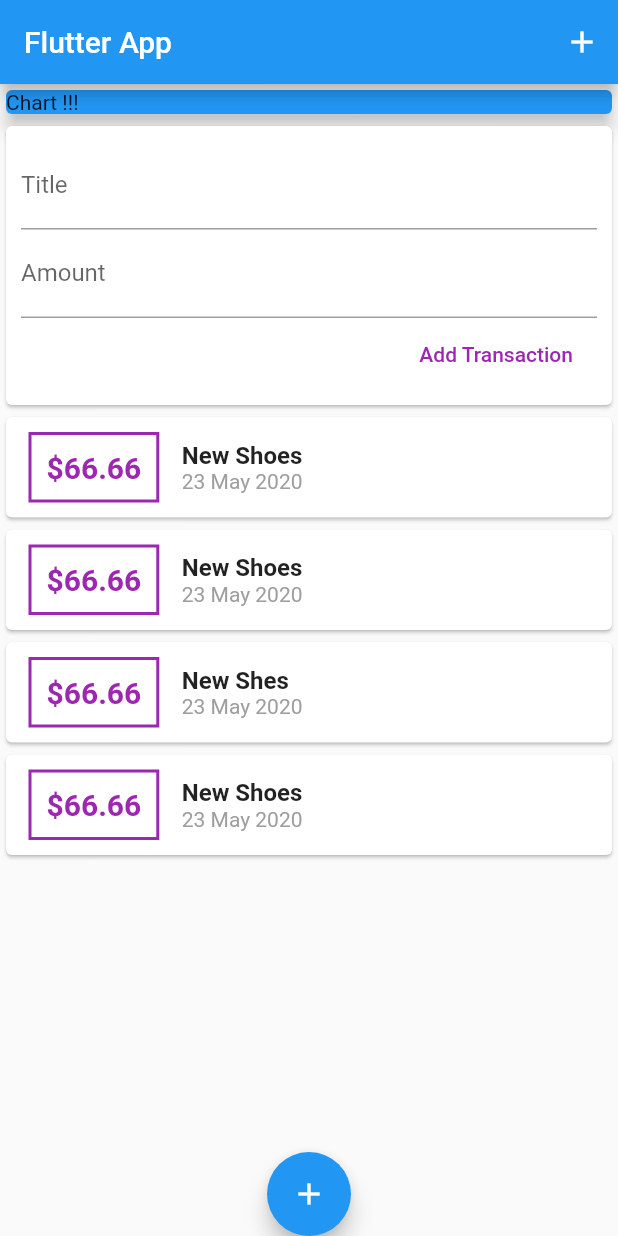
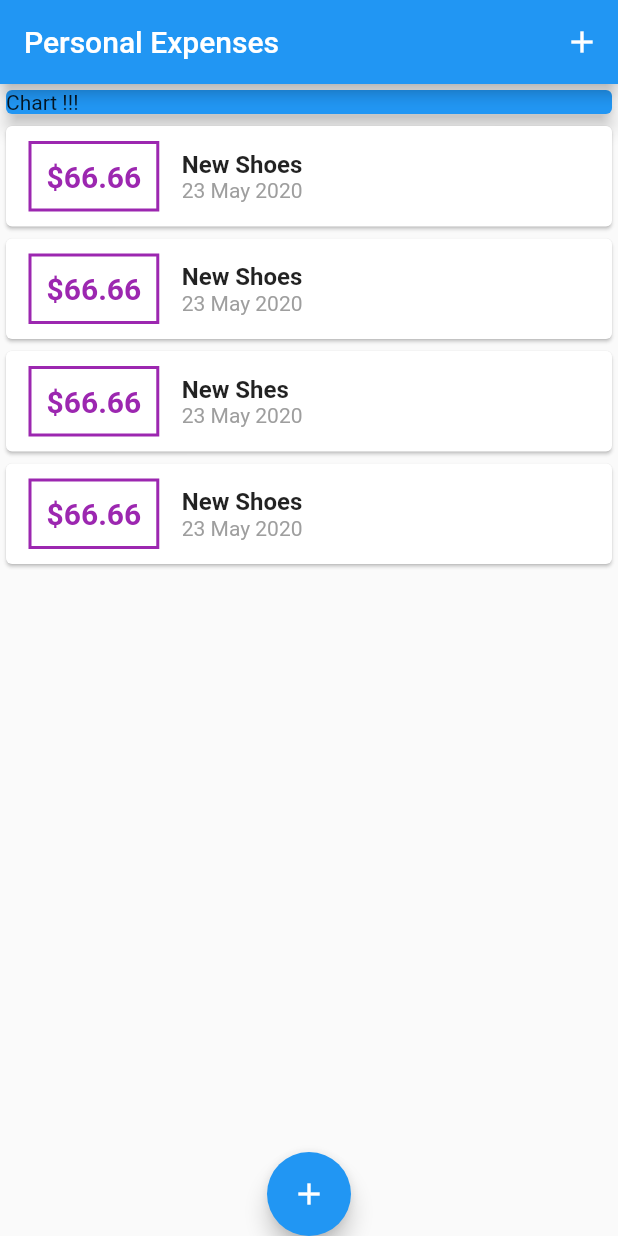
Before and after one commit to ARUNMOHAN9/mock-expense-app-flutter, a Flutter app: the screen it shows after launch, on a phone screen of 412 x 824 dp. Run offline on Flutter 3.47's test engine with Material 2 defaults, Android fonts, the phone set to English and light mode, and no system bars.

```diff
--- a/lib/main.dart
+++ b/lib/main.dart
@@ -1,29 +1,120 @@
 import 'package:flutter/material.dart';
+import './widgets/new_transaction.dart';
+import './widgets/transaction_list.dart';
 
-import 'widgets/transaction_home.dart';
-
+import 'models/transaction.dart';
 void main() => runApp(MyApp());
 
 class MyApp extends StatelessWidget {
   @override
   Widget build(BuildContext context) {
     return MaterialApp(
-      title: 'Flutter App',
+      title: 'Personal Expenses',
       home: MyHomePage(),
     );
   }
 }
 
-class MyHomePage extends StatelessWidget {
+class MyHomePage extends StatefulWidget {
+
+
+  @override
+  _MyHomePageState createState() => _MyHomePageState();
+}
+
+class _MyHomePageState extends State<MyHomePage> {
+
+    final List<Transaction> _userTransactions = [
+    Transaction(
+      id: '121',
+      amount: 66.66,
+      title: 'New Shoes',
+      date: DateTime.now(),
+    ),
+    Transaction(
+      id: '121',
+      amount: 66.66,
+      title: 'New Shoes',
+      date: DateTime.now(),
+    ),
+    Transaction(
+      id: '121',
+      amount: 66.66,
+      title: 'New Shes',
+      date: DateTime.now(),
+    ),
+    Transaction(
+      id: '121',
+      amount: 66.66,
+      title: 'New Shoes',
+      date: DateTime.now(),
+    ),
+    Transaction(
+      id: '121',
+      amount: 66.66,
+      title: 'New Shoes',
+      date: DateTime.now(),
+    ),
+    Transaction(
+      id: '121',
+      amount: 66.66,
+      title: 'New Shoes',
+      date: DateTime.now(),
+    ),
+    Transaction(
+      id: '121',
+      amount: 66.66,
+      title: 'New Shoes',
+      date: DateTime.now(),
+    ),
+    Transaction(
+      id: '121',
+      amount: 66.66,
+      title: 'New Shoes',
+      date: DateTime.now(),
+    ),
+    Transaction(
+      id: '121',
+      amount: 66.66,
+      title: 'New Shoes',
+      date: DateTime.now(),
+    ),
+    Transaction(
+      id: '135',
+      amount: 55.66,
+      title: 'New Shirt',
+      date: DateTime.now(),
+    ),
+  ];
+
+  void _addTransaction(String title, double amount) {
+    print('hit');
+    final obj = new Transaction(
+        id: DateTime.now().toString(),
+        title: title,
+        amount: amount,
+        date: DateTime.now());
+
+    setState(() {
+      _userTransactions.add(obj);
+    });
+  }
+
+  void _startAddNewTxn(BuildContext ctx) {
+    showModalBottomSheet(context: ctx, builder: (_) {
+      return NewTransaction(_addTransaction);
+    });
+  }
+
   @override
   Widget build(BuildContext context) {
     return Scaffold(
       appBar: AppBar(
-        title: Text('Flutter App'),
+        title: Text('Personal Expenses'),
         actions: <Widget>[
           IconButton(
             icon: Icon(Icons.add),
-            onPressed: () {},
+            onPressed: () => _startAddNewTxn(context),
           )
         ],
       ),
@@ -39,11 +130,11 @@ class MyHomePage extends StatelessWidget {
               elevation: 5,
             ),
           ),
-          TransactionHome(),
+         TransactionList(_userTransactions),
         ],
       ),
       floatingActionButton:
-          FloatingActionButton(child: Icon(Icons.add), onPressed: () {}),
+          FloatingActionButton(child: Icon(Icons.add), onPressed: () => _startAddNewTxn(context),),
       floatingActionButtonLocation: FloatingActionButtonLocation.centerDocked,
     );
   }
--- a/lib/widgets/new_transaction.dart
+++ b/lib/widgets/new_transaction.dart
@@ -1,12 +1,18 @@
 import 'package:flutter/material.dart';
-import 'package:intl/intl.dart';
 
-class NewTransaction extends StatelessWidget {
+class NewTransaction extends StatefulWidget {
   final Function newTxn;
-  final titleInput = new TextEditingController();
-  final amountInput = new TextEditingController();
 
   NewTransaction(this.newTxn);
+
+  @override
+  _NewTransactionState createState() => _NewTransactionState();
+}
+
+class _NewTransactionState extends State<NewTransaction> {
+  final titleInput = new TextEditingController();
+
+  final amountInput = new TextEditingController();
 
   void submitTxn() {
     final text = titleInput.text;
@@ -15,7 +21,9 @@ class NewTransaction extends StatelessWidget {
     if (text.isEmpty || amount < 0) {
       return;
     }
-    newTxn(text, amount);
+    widget.newTxn(text, amount);
+
+    Navigator.of(context).pop();
   }
 
   @override
--- a/lib/widgets/transaction_home.dart
+++ b/lib/widgets/transaction_home.dart
@@ -1,9 +1,6 @@
 import 'package:flutter/material.dart';
 
-import '../models/transaction.dart';
 
-import 'new_transaction.dart';
-import 'transaction_list.dart';
 
 class TransactionHome extends StatefulWidget {
   @override
@@ -11,88 +8,13 @@ class TransactionHome extends StatefulWidget {
 }
 
 class _TransactionHomeState extends State<TransactionHome> {
-  final List<Transaction> _userTransactions = [
-    Transaction(
-      id: '121',
-      amount: 66.66,
-      title: 'New Shoes',
-      date: DateTime.now(),
-    ),
-    Transaction(
-      id: '121',
-      amount: 66.66,
-      title: 'New Shoes',
-      date: DateTime.now(),
-    ),
-    Transaction(
-      id: '121',
-      amount: 66.66,
-      title: 'New Shes',
-      date: DateTime.now(),
-    ),
-    Transaction(
-      id: '121',
-      amount: 66.66,
-      title: 'New Shoes',
-      date: DateTime.now(),
-    ),
-    Transaction(
-      id: '121',
-      amount: 66.66,
-      title: 'New Shoes',
-      date: DateTime.now(),
-    ),
-    Transaction(
-      id: '121',
-      amount: 66.66,
-      title: 'New Shoes',
-      date: DateTime.now(),
-    ),
-    Transaction(
-      id: '121',
-      amount: 66.66,
-      title: 'New Shoes',
-      date: DateTime.now(),
-    ),
-    Transaction(
-      id: '121',
-      amount: 66.66,
-      title: 'New Shoes',
-      date: DateTime.now(),
-    ),
-    Transaction(
-      id: '121',
-      amount: 66.66,
-      title: 'New Shoes',
-      date: DateTime.now(),
-    ),
-    Transaction(
-      id: '135',
-      amount: 55.66,
-      title: 'New Shirt',
-      date: DateTime.now(),
-    ),
-  ];
-
-  void _addTransaction(String title, double amount) {
-    print('hit');
-    final obj = new Transaction(
-        id: DateTime.now().toString(),
-        title: title,
-        amount: amount,
-        date: DateTime.now());
-
-    setState(() {
-      _userTransactions.add(obj);
-    });
-  }
 
   @override
   Widget build(BuildContext context) {
     return Column(
       children: <Widget>[
-        NewTransaction(_addTransaction),
-        TransactionList(_userTransactions),
+        // NewTransaction(_addTransaction),
+        // TransactionList(_userTransactions),
       ],
     );
   }
```
